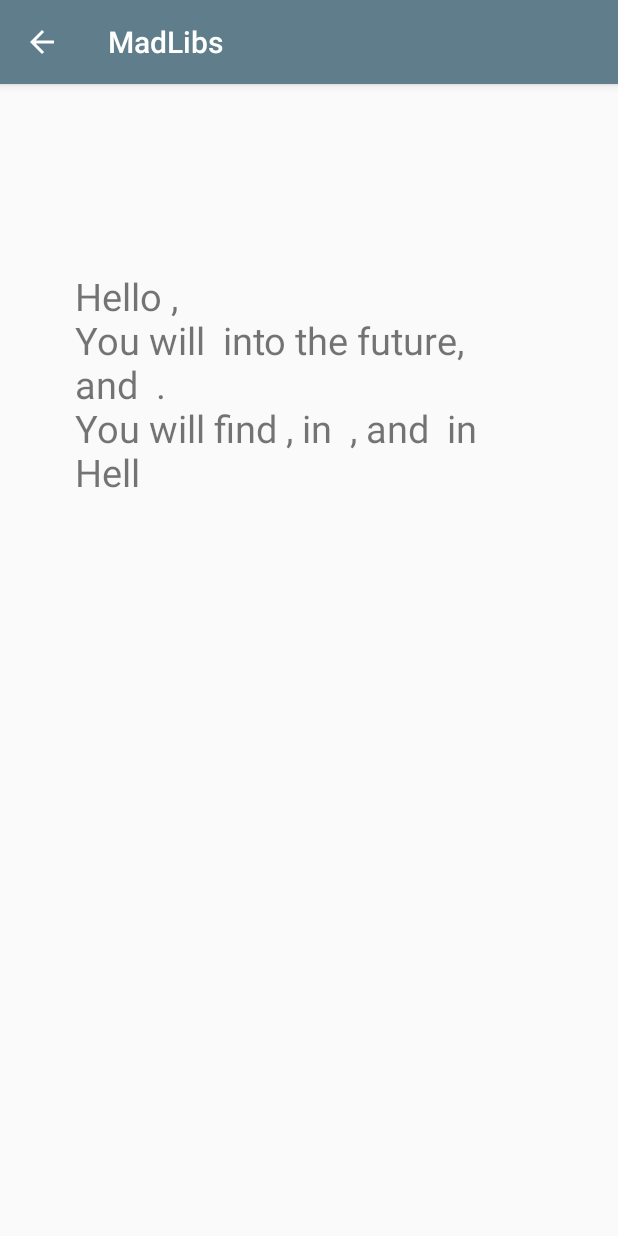
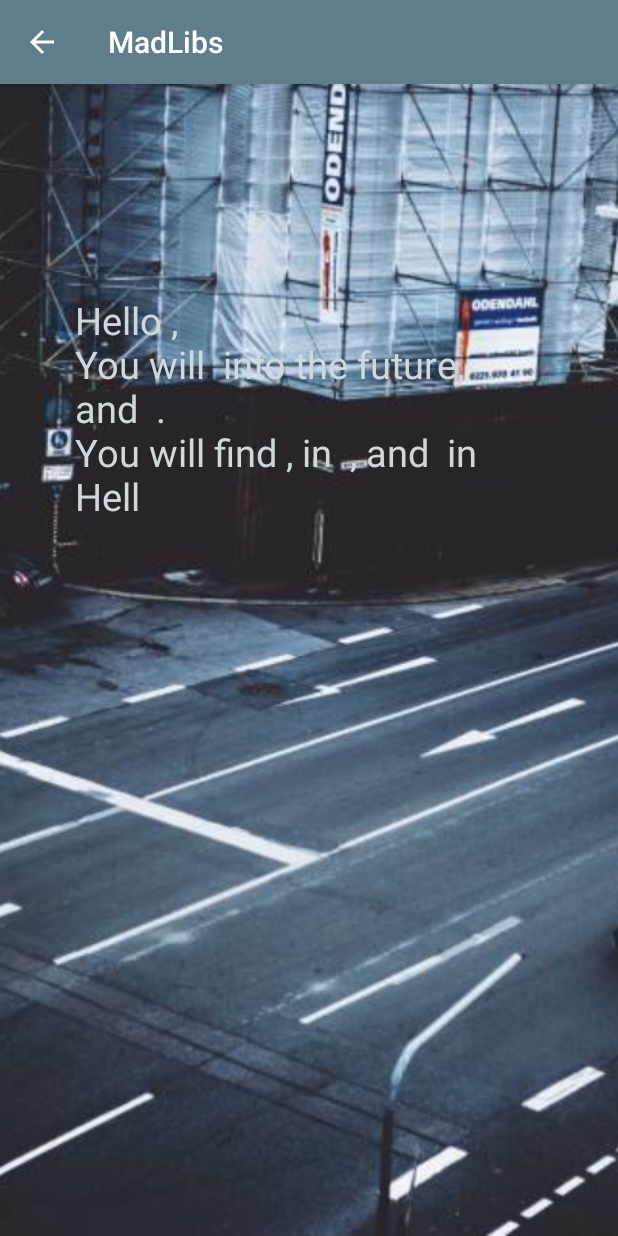
Before and after one commit to katetrahan/MadLibAndroid, an Android app: the screen it shows after launch (StoryActivity), after a tap on "CREATE MAD LIBS!", on a phone screen of 412 x 824 dp. Run offline under Robolectric (Android 15) with nearby library versions, the phone set to English and light mode, and no system bars; our stand-ins replace ButterKnife.

Commit message:
add style to story activity

```diff
--- a/app/src/main/res/layout/activity_story.xml
+++ b/app/src/main/res/layout/activity_story.xml
@@ -6,6 +6,12 @@
     android:layout_height="match_parent"
     tools:context="com.example.guest.madlibs.StoryActivity">
 
+    <ImageView
+        android:layout_width="wrap_content"
+        android:layout_height="match_parent"
+        android:id="@+id/imageView"
+        android:src="@drawable/background"
+        android:scaleType="centerCrop" />
 
     <TextView
         android:id="@+id/storyTextView"
@@ -13,10 +19,13 @@
         android:layout_height="wrap_content"
         android:layout_alignParentTop="true"
         android:layout_centerHorizontal="true"
-        android:layout_marginTop="74dp"
+        android:layout_marginTop="90dp"
         android:padding="50dp"
         android:text="filler text"
-        android:textSize="25dp" />
+        android:textSize="25dp"
+        android:textColor="@color/colorPrimaryLight"/>
+
+
 
 
 
```
